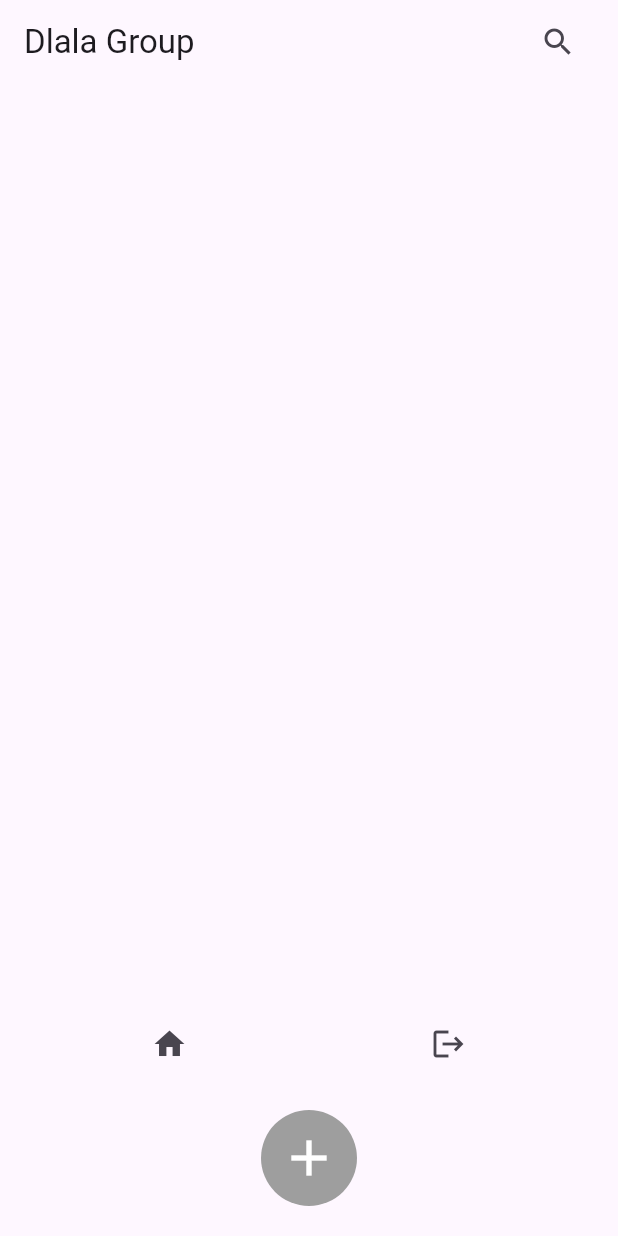
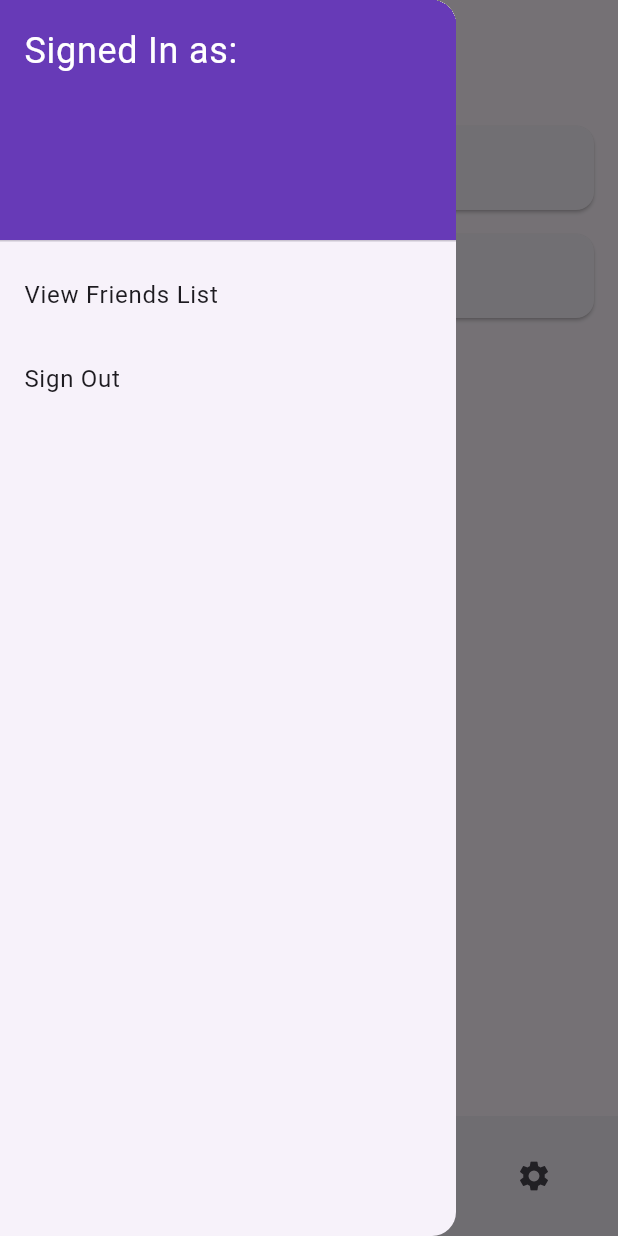
Before and after one commit to phmudau022/Dlala_Group, a Flutter app: the screen it shows once a user with an empty profile is signed in, with the side drawer open (before the commit the screen has no drawer), on a phone screen of 412 x 824 dp. Run offline on Flutter 3.47's test engine with Material 3 defaults, Android fonts, the phone set to English and light mode, and no system bars; our stand-ins replace cloud_firestore, firebase_auth, firebase_core, google_fonts, image_picker, shared_preferences; accounts and stored records are empty; network calls fail.

Commit message:
almost done

```diff
--- a/lib/main.dart
+++ b/lib/main.dart
@@ -39,7 +39,7 @@
     return MaterialApp(
       title: 'socials',
       theme: ThemeData(
-        primarySwatch: Colors.grey,
+        primarySwatch: Colors.deepPurple,
       ),
       home: const  MainPage(),
     );
--- a/lib/pages/homepage.dart
+++ b/lib/pages/homepage.dart
@@ -3,54 +3,119 @@
 import 'package:dlala_group/pages/search_page.dart';
 import 'package:dlala_group/pages/view_userpage.dart';
 
-class HomePage extends StatelessWidget {
+class HomePage extends StatefulWidget {
+  @override
+  _HomePageState createState() => _HomePageState();
+}
+
+class _HomePageState extends State<HomePage> {
   final User? user = FirebaseAuth.instance.currentUser;
+  List<String> posts = [];
 
   @override
   Widget build(BuildContext context) {
     return Scaffold(
       appBar: AppBar(
-        title: Text('Dlala Group'),
-        actions: [
-          IconButton(
-            icon: Icon(Icons.search),
+        leading: Builder(
+          builder: (BuildContext context) {
+            return IconButton(
+              icon: Icon(Icons.menu),
               onPressed: () {
-              Navigator.push(
-                context,
-                MaterialPageRoute(builder: (context) => SearchPage()),
+                Scaffold.of(context).openDrawer();
+              },
             );
           },
         ),
+        title: Container(
+          margin: EdgeInsets.only(right: 10),
+          child: Text(
+            'Dlala Group',
+            style: TextStyle(fontSize: 18, fontWeight: FontWeight.bold),
+          ),
+        ),
+        actions: [
           SizedBox(width: 16),
         ],
       ),
-      body: Padding(
-        padding: const EdgeInsets.all(20.0),
-        child: Column(
-          mainAxisAlignment: MainAxisAlignment.end,
+      drawer: Drawer(
+        child: ListView(
+          padding: EdgeInsets.zero,
           children: [
-            Row(
-              mainAxisAlignment: MainAxisAlignment.spaceAround,
-              children: [
-                IconButton(
-                  icon: Icon(Icons.home),
-                  onPressed: () {
-                    _showBottomSheet(context);
+            DrawerHeader(
+              decoration: BoxDecoration(
+                color: Colors.deepPurple,
+              ),
+              child: Text(
+                user != null
+                    ? 'Signed In as:\n${user?.email!}'
+                    : 'Not Signed In',
+                style: TextStyle(
+                  color: Colors.white,
+                  fontSize: 24,
+                ),
+              ),
+            ),
+            if (user != null)
+              ListTile(
+                title: Text('View Friends List'),
+                onTap: () {
+                  Navigator.push(
+                    context,
+                    MaterialPageRoute(builder: (context) => ViewUsersPage()),
+                  );
                 },
               ),
-                if (user != null)
-                  IconButton(
-                    icon: Icon(Icons.logout),
-                    onPressed: () async {
+            ListTile(
+              title: Text(user != null ? 'Sign Out' : 'Sign In'),
+              onTap: () async {
+                if (user == null) {
+
+                } else {
                   await FirebaseAuth.instance.signOut();
+                  Navigator.pop(context);
+                }
               },
             ),
           ],
         ),
+      ),
+      body: ListView(
+        children: [
           SizedBox(height: 20),
+          CreatePostCard(
+            onPost: (post) {
+              setState(() {
+                posts.add(post);
+              });
+            },
+          ),
+          for (int i = 0; i < posts.length; i++)
+            PostWidget(posts[i]),
+          CardOption(
+            title: 'Update Friends',
+            icon: Icons.people,
+            onTap: () {
+              // Implement action for updating friends
+            },
+          ),
+        ],
+      ),
+      bottomNavigationBar: BottomAppBar(
+        child: Container(
+          padding: EdgeInsets.symmetric(horizontal: 16),
+          child: Row(
+            mainAxisAlignment: MainAxisAlignment.spaceBetween,
+            children: [
+              IconButton(
+                icon: Icon(Icons.search),
+                onPressed: () {
+                  showSearch(context: context, delegate: SearchPageDelegate());
+                },
+              ),
               InkWell(
                 onTap: () {
-                // Implement the action when the plus sign is tapped
+
+                  // CreatePostCard.showInput(context);
                 },
                 child: Container(
                   decoration: BoxDecoration(
@@ -67,54 +132,152 @@
                   ),
                 ),
               ),
+              IconButton(
+                icon: Icon(Icons.settings),
+                onPressed: () {
+                  // Implement the action when the settings icon is tapped
+                },
+              ),
             ],
+          ),
         ),
       ),
     );
   }
+}
 
-  void _showBottomSheet(BuildContext context) {
-    showModalBottomSheet(
+class CreatePostCard extends StatelessWidget {
+  final Function(String) onPost;
+
+  CreatePostCard({required this.onPost});
+
+  static void showInput(BuildContext context, Function(String) onPost) {
+    TextEditingController _controller = TextEditingController();
+
+    showDialog(
       context: context,
       builder: (BuildContext context) {
-        return Container(
-          child: Column(
-            mainAxisSize: MainAxisSize.min,
-            children: <Widget>[
-              ListTile(
-                title: Text(
-                  user != null ? 'Signed In as: ${user?.email!}' : 'Not Signed In',
+        return AlertDialog(
+          title: Text('Create Post'),
+          content: TextField(
+            controller: _controller,
+            decoration: InputDecoration(hintText: 'Type your post here...'),
+            maxLines: 3,
           ),
-                onTap: () {
-                  Navigator.pop(context);
+          actions: <Widget>[
+            TextButton(
+              child: Text('Cancel'),
+              onPressed: () {
+                Navigator.of(context).pop();
               },
             ),
-              if (user != null)
-                ElevatedButton(
+            TextButton(
+              child: Text('Post'),
               onPressed: () {
-                    Navigator.push(
-                      context,
-                      MaterialPageRoute(builder: (context) => ViewUsersPage()),
-                    );
-                  },
-                  child: Text('View Friends List'),
-                ),
-              ListTile(
-                title: Text(user != null ? 'Sign Out' : 'Sign In'),
-                onTap: () async {
-                  if (user == null) {
-                    // Navigate to the login page if not signed in
-                    // Example: Navigator.push(context, MaterialPageRoute(builder: (context) => LoginPage()));
-                  } else {
-                    await FirebaseAuth.instance.signOut();
-                    Navigator.pop(context);
+                String post = _controller.text.trim();
+                if (post.isNotEmpty) {
+                  onPost(post);
+                  Navigator.of(context).pop();
                 }
               },
             ),
           ],
-          ),
         );
       },
     );
   }
+
+  @override
+  Widget build(BuildContext context) {
+    return CardOption(
+      title: 'Create Post',
+      icon: Icons.edit,
+      onTap: () {
+        showInput(context, onPost);
+      },
+    );
   }
+}
+
+class PostWidget extends StatelessWidget {
+  final String post;
+
+  PostWidget(this.post);
+
+  @override
+  Widget build(BuildContext context) {
+    return Column(
+      children: [
+        Container(
+          height: 1,
+          color: Colors.grey,
+        ),
+        ListTile(
+          title: Text(post),
+        ),
+        Container(
+          height: 1,
+          color: Colors.grey,
+        ),
+      ],
+    );
+  }
+}
+
+class CardOption extends StatelessWidget {
+  final String title;
+  final IconData icon;
+  final VoidCallback onTap;
+
+  const CardOption({
+    required this.title,
+    required this.icon,
+    required this.onTap,
+  });
+
+  @override
+  Widget build(BuildContext context) {
+    return Card(
+      margin: EdgeInsets.symmetric(horizontal: 16, vertical: 8),
+      child: ListTile(
+        leading: Icon(icon),
+        title: Text(title),
+        onTap: onTap,
+      ),
+    );
+  }
+}
+
+class SearchPageDelegate extends SearchDelegate {
+  @override
+  Widget buildSuggestions(BuildContext context) {
+    return Container();
+  }
+
+  @override
+  Widget buildResults(BuildContext context) {
+    return Container();
+  }
+
+  @override
+  Widget buildLeading(BuildContext context) {
+    return IconButton(
+      icon: Icon(Icons.arrow_back),
+      onPressed: () {
+        close(context, null);
+      },
+    );
+  }
+
+  @override
+  List<Widget> buildActions(BuildContext context) {
+    return [
+      IconButton(
+        icon: Icon(Icons.clear),
+        onPressed: () {
+          query = '';
+        },
+      ),
+    ];
+  }
+}
--- a/pubspec.yaml
+++ b/pubspec.yaml
@@ -41,6 +41,7 @@
   google_fonts: ^6.1.0
   provider: ^6.1.1
   image_picker: ^1.0.7
+  shared_preferences: ^2.2.2
 
 dev_dependencies:
   flutter_test:
```
Also changed, not shown: lib/pages/Userprofilepage.dart (+83 -28 lines), lib/pages/friendrequestpage.dart (+0 -7 lines), lib/pages/home.dart (deleted, +0 -106 lines), lib/pages/loginpage.dart (+7 -8 lines), lib/pages/postpage.dart (added, +66 -0 lines), lib/pages/friends_page.dart (added), pubspec.lock, 1 other file. Lines whose indentation alone changed are shown as unchanged.
